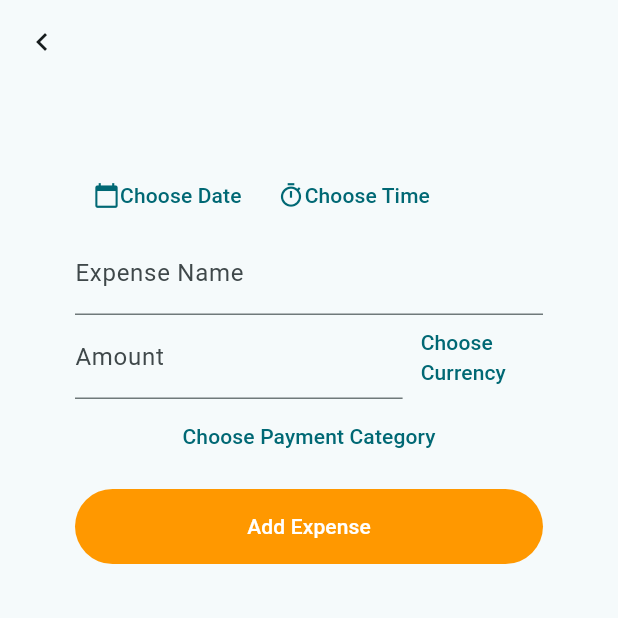
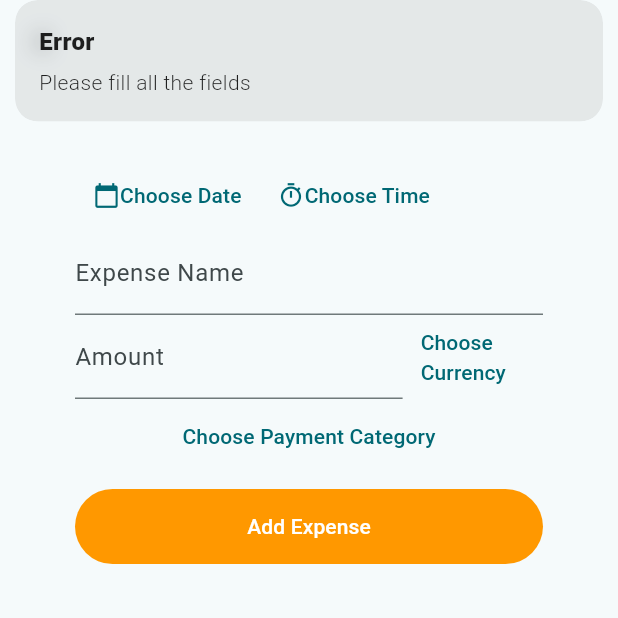
Before and after one commit to am1996/Expenso, a Flutter app: the Add screen opened by its route, after a tap on "Add Expense", on a phone screen of 412 x 824 dp, the top half of it. Run offline on Flutter 3.47's test engine with Material 3 defaults, Android fonts, the phone set to English and light mode, and no system bars; our stand-ins replace get, sqflite; accounts and stored records are empty.

Commit message:
form completed

```diff
--- a/lib/db/expenses_db.dart
+++ b/lib/db/expenses_db.dart
@@ -22,7 +22,7 @@ class DB {
   static void _onCreate(Database db, int version) async {
     await db.execute('''
       CREATE TABLE $_tablename (
-        ID INTEGER PRIMARY KEY AUTOINCREMENT,
+        ID TEXT,
         TITLE TEXT,
         CATEGORY TEXT,
         CREATED_AT TEXT
--- a/lib/models/expense.dart
+++ b/lib/models/expense.dart
@@ -2,7 +2,7 @@
 import 'package:intl/intl.dart';
 
 class Expense {
-  int id;
+  String id;
   String name;
   double amount;
   String currency;
@@ -37,7 +37,7 @@ class Expense {
 
   Expense fromMap(Map<String, Object> data) {
     return Expense(
-      id: data["id"] as int,
+      id: data["id"] as String,
       name: data["name"] as String,
       amount: data["amount"] as double,
       currency: data["currency"] as String,
--- a/lib/pages/add.dart
+++ b/lib/pages/add.dart
@@ -1,12 +1,18 @@
+import 'package:myapp/db/expenses_db.dart';
+import 'package:uuid/uuid.dart';
 import 'package:flutter/material.dart';
+import 'package:flutter/services.dart';
 import 'package:get/get.dart';
 import 'package:intl/intl.dart';
+import 'package:myapp/models/expense.dart';
 
 class Add extends StatelessWidget {
   final RxString time = "Choose Time".obs;
   final RxString date = "Choose Date".obs;
-  final RxString paymentCategory = "Choose Payment Category".obs;
+  final RxString paymentMethod = "Choose Payment Category".obs;
   final RxString unit = "Choose Currency".obs;
+  final RxString name = "".obs;
+  final RxString amount = "".obs;
 
   Add({super.key});
 
@@ -73,15 +79,23 @@ class Add extends StatelessWidget {
                       ))
                 ],
               ),
-              const TextField(
-                decoration: InputDecoration(labelText: "Expense Name"),
-              ),
+              TextField(
+                  onChanged: (text) {
+                    name.value = text;
+                  },
+                  decoration: const InputDecoration(labelText: "Expense Name")),
               Row(
                 children: [
-                  const Expanded(
+                  Expanded(
                     flex: 7,
                     child: TextField(
-                        decoration: InputDecoration(labelText: "Amount")),
+                        onChanged: (value) => amount.value = value,
+                        inputFormatters: <TextInputFormatter>[
+                          FilteringTextInputFormatter.allow(RegExp(r'[0-9.]*'))
+                        ],
+                        keyboardType: const TextInputType.numberWithOptions(
+                            decimal: true),
+                        decoration: const InputDecoration(labelText: "Amount")),
                   ),
                   Expanded(
                     flex: 3,
@@ -105,11 +119,33 @@ class Add extends StatelessWidget {
                     minimumSize: const Size(double.infinity, 50),
                     shape: const RoundedRectangleBorder(
                         borderRadius: BorderRadius.zero)),
-                child: Obx(() => Text(paymentCategory.value)),
+                child: Obx(() => Text(paymentMethod.value)),
               ),
               const SizedBox(width: 10, height: 10),
               TextButton(
-                onPressed: () {},
+                onPressed: () {
+                  const Uuid uuid = Uuid();
+                  if (name.value.isEmpty ||
+                      amount.value.isEmpty ||
+                      paymentMethod.value.isEmpty ||
+                      unit.value.isEmpty ||
+                      date.value.isEmpty ||
+                      time.value.isEmpty) {
+                    Get.snackbar("Error", "Please fill all the fields");
+                    return;
+                  }
+                  Expense e = Expense(
+                      id: uuid.v4().toString(),
+                      amount: double.parse(amount.value),
+                      paymentMethod: paymentMethod.value,
+                      createdAt: DateTime.now(),
+                      currency: unit.value,
+                      date: date.value,
+                      time: time.value,
+                      name: name.value);
+                  DB db = DB();
+                  db.insertOne(e);
+                },
                 style: TextButton.styleFrom(
                   minimumSize: const Size(double.infinity, 50),
                   backgroundColor: Colors.orange,
@@ -144,9 +180,37 @@ class Add extends StatelessWidget {
                   trailing: Text("Currency"),
                 ),
                 ListTile(
-                  trailing: const Icon(Icons.abc),
-                  onTap: () {},
-                )
+                  trailing: const Icon(Icons.euro),
+                  leading: const Text("Euro"),
+                  onTap: () {
+                    unit.value = "EURO";
+                    Navigator.pop(context);
+                  },
+                ),
+                ListTile(
+                  trailing: const Icon(Icons.currency_exchange),
+                  leading: const Text("USD"),
+                  onTap: () {
+                    unit.value = "USD";
+                    Navigator.pop(context);
+                  },
+                ),
+                ListTile(
+                  trailing: const Icon(Icons.currency_yen),
+                  leading: const Text("YEN"),
+                  onTap: () {
+                    unit.value = "YEN";
+                    Navigator.pop(context);
+                  },
+                ),
+                ListTile(
+                  trailing: const Icon(Icons.currency_franc),
+                  leading: const Text("FRANC"),
+                  onTap: () {
+                    unit.value = "FRANC";
+                    Navigator.pop(context);
+                  },
+                ),
               ],
             ),
           );
@@ -170,7 +234,7 @@ class Add extends StatelessWidget {
                   leading: const Icon(Icons.money),
                   title: const Text("Cash"),
                   onTap: () {
-                    paymentCategory.value = "Cash";
+                    paymentMethod.value = "Cash";
                     Navigator.pop(context);
                   },
                 ),
@@ -178,7 +242,7 @@ class Add extends StatelessWidget {
                   leading: const Icon(Icons.credit_card_outlined),
                   title: const Text("Card"),
                   onTap: () {
-                    paymentCategory.value = "Card";
+                    paymentMethod.value = "Card";
                     Navigator.pop(context);
                   },
                 )
--- a/lib/widgets/drawer.dart
+++ b/lib/widgets/drawer.dart
@@ -1,13 +1,11 @@
 import 'package:flutter/material.dart';
 import 'package:get/get.dart';
-import 'package:myapp/controllers/expenses_controller.dart';
 
 class DrawerWidget extends StatelessWidget {
   const DrawerWidget({super.key});
 
   @override
   Widget build(BuildContext context) {
-    final ExpensesController c = Get.find();
     return Drawer(
       backgroundColor: Colors.white,
       child: ListView(
--- a/pubspec.yaml
+++ b/pubspec.yaml
@@ -37,6 +37,7 @@ dependencies:
   calendar_slider: ^0.0.4
   intl:
   path: ^1.9.0
+  uuid: ^4.5.1
 
 dev_dependencies:
   flutter_test:
```
Also changed, not shown: pubspec.lock.
